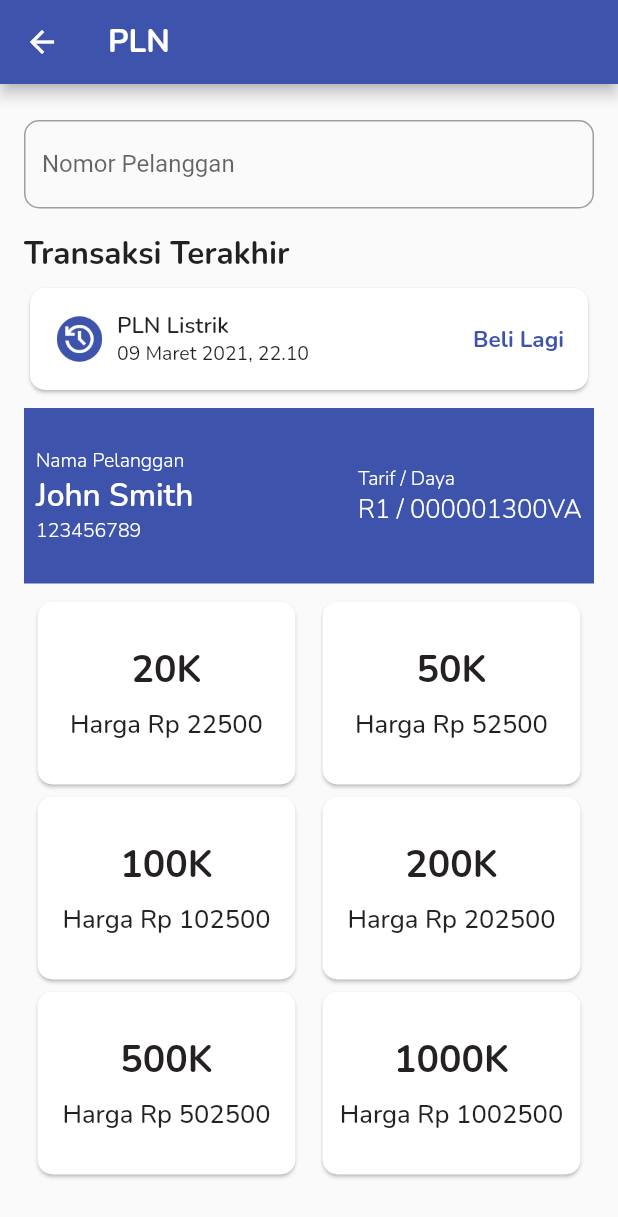
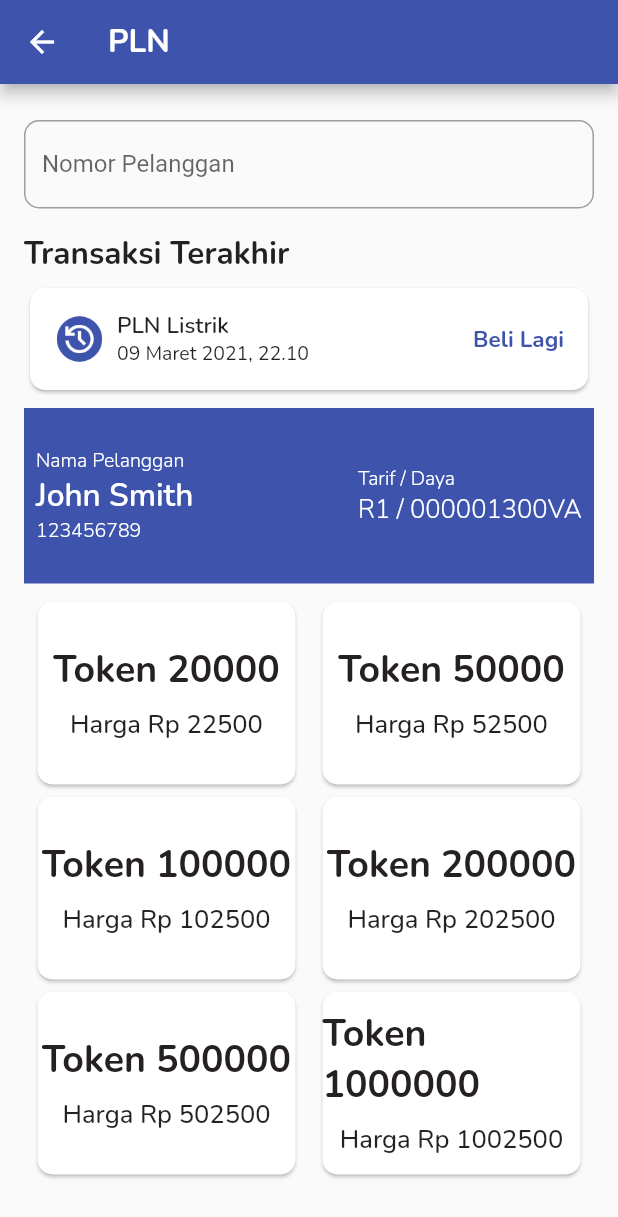
Before and after one commit to ntaulya/visipay, a Flutter app: the screen it shows after launch, after a tap on "PLN", on a phone screen of 412 x 824 dp. Shown: the top 1217 px of the screen. Run offline on Flutter 3.47's test engine with Material 2 defaults, Android fonts, the phone set to English and light mode, and no system bars; our stand-ins replace bloc, dartz, flutter_bloc, flutter_svg, get_it, google_fonts and 2 more; missing offline and left inert: dart:ffi.

Commit message:
fix heading card token

```diff
--- a/lib/pages/menu/pln/pln.dart
+++ b/lib/pages/menu/pln/pln.dart
@@ -219,11 +219,11 @@ class _PlnState extends State<Pln> {
                         children: const [
                           CardToken(
                             harga: 22500,
-                            heading: "20K",
+                            heading: "Token 20000",
                           ),
                           CardToken(
                             harga: 52500,
-                            heading: "50K",
+                            heading: "Token 50000",
                           ),
                         ],
                       ),
@@ -232,11 +232,11 @@ class _PlnState extends State<Pln> {
                         children: const [
                           CardToken(
                             harga: 102500,
-                            heading: "100K",
+                            heading: "Token 100000",
                           ),
                           CardToken(
                             harga: 202500,
-                            heading: "200K",
+                            heading: "Token 200000",
                           ),
                         ],
                       ),
@@ -245,11 +245,11 @@ class _PlnState extends State<Pln> {
                         children: const [
                           CardToken(
                             harga: 502500,
-                            heading: "500K",
+                            heading: "Token 500000",
                           ),
                           CardToken(
                             harga: 1002500,
-                            heading: "1000K",
+                            heading: "Token 1000000",
                           ),
                         ],
                       ),
```
